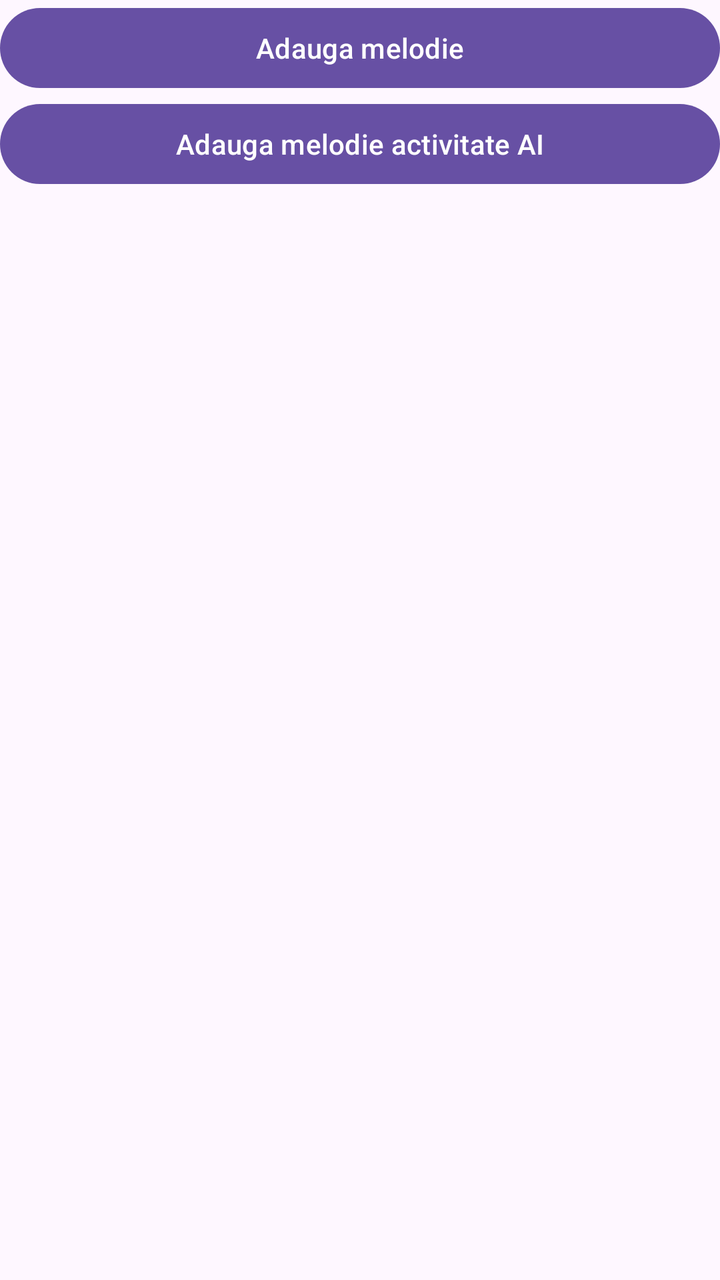
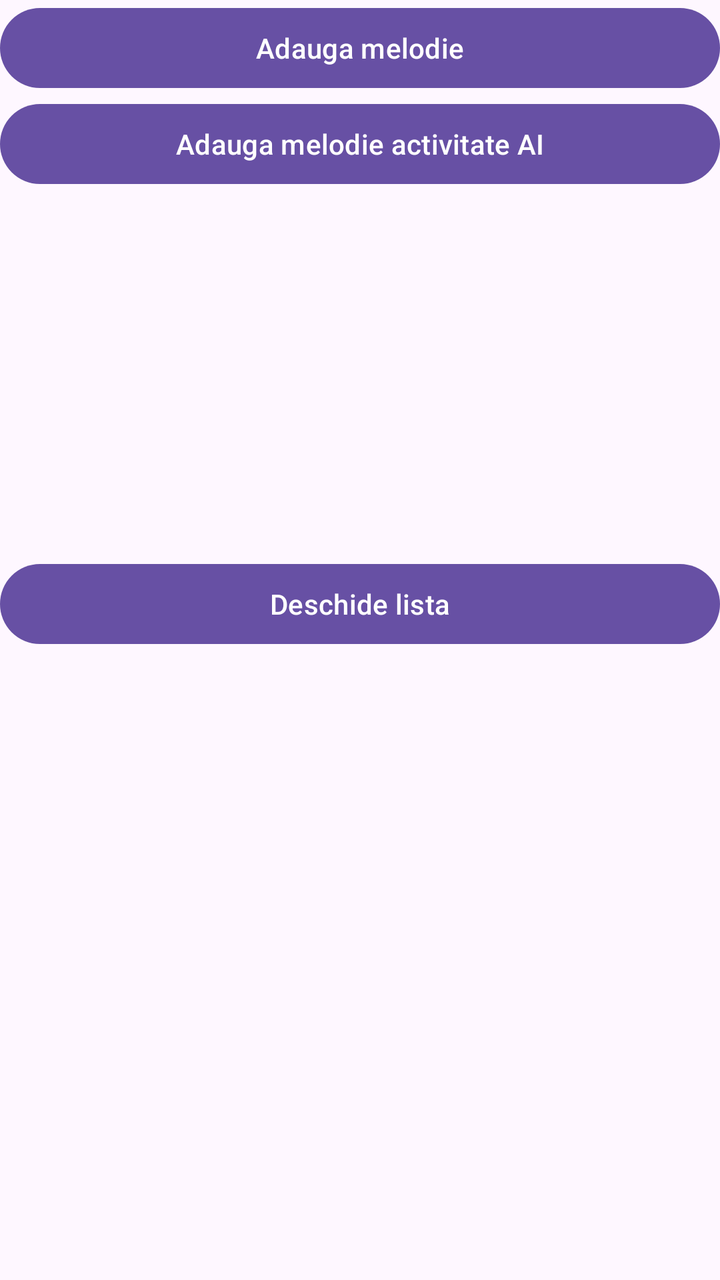

Two renders of the same Android screen: before a commit and after it. Below are the layout's source before the change and the commit's diff.
<!-- AndroidManifest.xml: application theme Theme.ActivitateDAM2026 -->
<!-- res/layout/activity_main.xml -->
<?xml version="1.0" encoding="utf-8"?>
<LinearLayout xmlns:android="http://schemas.android.com/apk/res/android"
    xmlns:app="http://schemas.android.com/apk/res-auto"
    xmlns:tools="http://schemas.android.com/tools"
    android:id="@+id/main"
    android:orientation="vertical"
    android:layout_width="match_parent"
    android:layout_height="match_parent"
    tools:context=".MainActivity">

    <Button
        android:id="@+id/Adauga_BTN"
        android:layout_width="match_parent"
        android:layout_height="wrap_content"
        android:onClick="deschideActivitateNoua"
        android:text="@string/adauga_melodie" />

    <Button
        android:id="@+id/AdaugaAI_BTN"
        android:layout_width="match_parent"
        android:layout_height="wrap_content"
        android:onClick="deschideActivitateAI"
        android:text="@string/adauga_melodie_activitate_ai" />


    <TextView
        android:id="@+id/rezultat_TV"
        android:layout_width="match_parent"
        android:layout_height="182dp" />


</LinearLayout>
<!-- resources referenced by this layout -->
<resources>
  <string name="adauga_melodie">Adauga melodie</string>
  <string name="adauga_melodie_activitate_ai">Adauga melodie activitate AI</string>
  <style name="Theme.ActivitateDAM2026" parent="Base.Theme.ActivitateDAM2026" />
  <style name="Base.Theme.ActivitateDAM2026" parent="Theme.Material3.DayNight.NoActionBar">
          
          
      </style>
</resources>

<!-- the commit's change to res/layout/activity_main.xml (unified diff, before → after) -->
@@ -28,5 +28,13 @@
         android:layout_width="match_parent"
         android:layout_height="182dp" />
 
+    <Button
+        android:id="@+id/DeschideLista_BTN"
+        android:layout_width="match_parent"
+        android:layout_height="wrap_content"
+        android:onClick="deschideActivitateLista"
+        android:text="@string/deschide_lista"
+        />
+
 
 </LinearLayout>
<!-- resource entries referenced after the edit -->
@@ -2,6 +2,7 @@
 <resources>
   <string name="adauga_melodie">Adauga melodie</string>
   <string name="adauga_melodie_activitate_ai">Adauga melodie activitate AI</string>
+  <string name="deschide_lista">Deschide lista</string>
   <style name="Theme.ActivitateDAM2026" parent="Base.Theme.ActivitateDAM2026" />
   <style name="Base.Theme.ActivitateDAM2026" parent="Theme.Material3.DayNight.NoActionBar">
           
